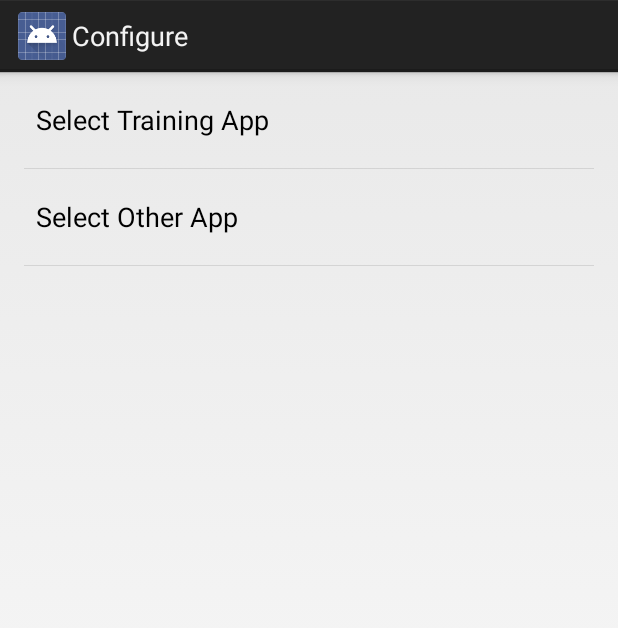
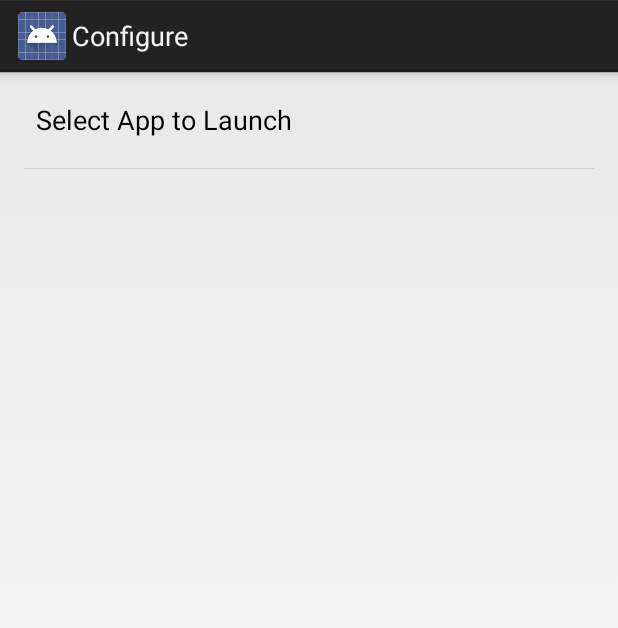
Before and after one commit to ismisepaul/trainingmode, an Android app: the screen it shows after launch (SettingsActivity), in the options menu, after a tap on "Configure", on a phone screen of 412 x 824 dp. Shown: the top 628 px of the screen. Run offline under Robolectric (Android 15) with nearby library versions, the phone set to English and light mode, and no system bars; 2 statements that could not run were skipped.

Commit message:
Testing sorting the preference list

```diff
--- a/app/src/main/java/ismisepaul/trainingmode/MainActivity.java
+++ b/app/src/main/java/ismisepaul/trainingmode/MainActivity.java
@@ -5,6 +5,7 @@ import android.app.KeyguardManager;
 import android.content.Context;
 import android.content.ContentResolver;
 import android.content.Intent;
+import android.content.SharedPreferences;
 import android.content.pm.ApplicationInfo;
 import android.content.pm.PackageManager;
 import android.net.ConnectivityManager;
@@ -139,9 +140,19 @@ public class MainActivity extends Activity {
             @Override
             public void onClick(View view) {
 
+                SharedPreferences pref = getSharedPreferences("pref_selectAppToLaunch", MODE_PRIVATE);
+                String test = pref.getString("pref_selectAppToLaunch", null);
+
+                Toast.makeText(getApplicationContext(), "The App is: "+ test,
+                        Toast.LENGTH_LONG).show();
+
+
+
+                /*
                 Intent LaunchIntent =
                         getPackageManager().getLaunchIntentForPackage("com.wahoofitness.fitness");
                 startActivity(LaunchIntent);
+                */
 
                 //com.strava
                 //com.mapmyride.android2
--- a/app/src/main/java/ismisepaul/trainingmode/SettingsActivity.java
+++ b/app/src/main/java/ismisepaul/trainingmode/SettingsActivity.java
@@ -8,8 +8,11 @@ import android.os.Bundle;
 import android.preference.ListPreference;
 import android.preference.Preference;
 import android.preference.PreferenceActivity;
+import android.util.Log;
 
 import java.util.ArrayList;
+import java.util.Arrays;
+import java.util.Collection;
 import java.util.Collections;
 import java.util.List;
 
@@ -18,85 +21,30 @@ public class SettingsActivity extends PreferenceActivity {
     public void onCreate(Bundle savedInstanceState) {
         super.onCreate(savedInstanceState);
         addPreferencesFromResource(R.xml.preferences);
-        //final ListPreference listPref_trainingApps =
-         //       (ListPreference) findPreference("pref_selectTrainingApp");
-        final ListPreference listPref_otherApps =
-                (ListPreference) findPreference("pref_selectOtherApp");
+        final ListPreference listPref_launchApp =
+                (ListPreference) findPreference("pref_selectAppToLaunch");
 
-        //required if no entries or entryValues in preferences.xml
-        //setListPrefTrainingApps(listPref_trainingApps, getApplicationContext());
-        setListPrefOtherApps(listPref_otherApps, getApplicationContext());
+        setListPrefLaunchApp(listPref_launchApp, getApplicationContext());
 
-        /*
-        listPref_trainingApps.setOnPreferenceClickListener(new Preference.OnPreferenceClickListener() {
+        listPref_launchApp.setOnPreferenceClickListener(new Preference.OnPreferenceClickListener() {
             @Override
             public boolean onPreferenceClick(Preference preference) {
-                setListPrefTrainingApps(listPref_trainingApps, getApplicationContext());
-                return false;
-            }
-        });
-        */
-        listPref_otherApps.setOnPreferenceClickListener(new Preference.OnPreferenceClickListener() {
-            @Override
-            public boolean onPreferenceClick(Preference preference) {
-                setListPrefOtherApps(listPref_otherApps, getApplicationContext());
+                setListPrefLaunchApp(listPref_launchApp, getApplicationContext());
+                return true;
 
-                String packageName = "com.wahoo.fitness";
-                String appName = "Wahoo Fitness";
-
-                TrainingModeDb db = new TrainingModeDb(SettingsActivity.this);
-                db.open();
-                db.create(packageName, appName);
-                db.close();
-
-                return false;
             }
         });
     }
 
-    /*
 
-    protected static void setListPrefTrainingApps(ListPreference listPreference, Context context) {
+    protected static void setListPrefLaunchApp(ListPreference listPreference, Context context) {
         final PackageManager pm = context.getPackageManager();
-        final String TAG = "Application";
         final int flags = PackageManager.GET_META_DATA |
                 PackageManager.GET_SHARED_LIBRARY_FILES;
 
         List<ApplicationInfo> packages = pm.getInstalledApplications(flags);
-        List<String> usr_installed_packages = new ArrayList<String>();
-
-        for (ApplicationInfo appInfo : packages) {
-            if ((appInfo.flags & ApplicationInfo.FLAG_SYSTEM) == 1) {
-                // System application
-            } else {
-                // User installed applications
-                String packageName = appInfo.packageName;
-                if(packageName == "com.wahoofitness.fitness") {
-                    String label = appInfo.loadLabel(context.getPackageManager()).toString();
-                    usr_installed_packages.add(label);
-                }
-            }
-
-        }
-
-        Collections.sort(usr_installed_packages);
-        CharSequence[] entries =
-                usr_installed_packages.toArray(new CharSequence[usr_installed_packages.size()]);
-        CharSequence[] entryValues =
-                usr_installed_packages.toArray(new CharSequence[usr_installed_packages.size()]);
-        listPreference.setEntries(entries);
-        listPreference.setEntryValues(entryValues);
-    }
-    */
-
-    protected static void setListPrefOtherApps(ListPreference listPreference, Context context) {
-        final PackageManager pm = context.getPackageManager();
-        final String TAG = "Application";
-        final int flags = PackageManager.GET_META_DATA |
-                PackageManager.GET_SHARED_LIBRARY_FILES;
-
-        List<ApplicationInfo> packages = pm.getInstalledApplications(flags);
-        List<String> usr_installed_packages = new ArrayList<String>();
+        List<String> array_app_names = new ArrayList<String>();
+        List<String> array_package_names = new ArrayList<String>();
 
         for (ApplicationInfo appInfo : packages) {
             if ((appInfo.flags & ApplicationInfo.FLAG_SYSTEM) == 1) {
@@ -104,8 +52,10 @@ public class SettingsActivity extends PreferenceActivity {
             } else {
                 // User installed applications
                 String label = appInfo.loadLabel(context.getPackageManager()).toString();
+                String packageName = appInfo.packageName;
                 if(label != null) {
-                    usr_installed_packages.add(label);
+                    array_app_names.add(label);
+                    array_package_names.add(packageName);
                 }
 
 
@@ -116,11 +66,31 @@ public class SettingsActivity extends PreferenceActivity {
 
         }
 
-        Collections.sort(usr_installed_packages);
+        String[] yo = array_app_names.toArray(new String[array_app_names.size()]);
+        String[] yoyo = array_package_names.toArray(new String[array_package_names.size()]);
+
+        for(int i=0; i < 1; i++){
+            for(int j=0; j < 10; j++){
+                Log.v(yo[j], yoyo[j]);
+            }
+
+        }
+
+        Arrays.sort(yo);
+
+        for(int i=0; i < 1; i++){
+            for(int j=0; j < 10; j++){
+                Log.d("Sorted: "+yo[j], yoyo[j]);
+            }
+
+        }
+
         CharSequence[] entries =
-                usr_installed_packages.toArray(new CharSequence[usr_installed_packages.size()]);
+                array_app_names.toArray(new CharSequence[array_app_names.size()]);
         CharSequence[] entryValues =
-                usr_installed_packages.toArray(new CharSequence[usr_installed_packages.size()]);
+                array_package_names.toArray(new CharSequence[array_package_names.size()]);
+
+
         listPreference.setEntries(entries);
         listPreference.setEntryValues(entryValues);
     }
--- a/app/src/main/res/values/strings.xml
+++ b/app/src/main/res/values/strings.xml
@@ -6,21 +6,7 @@
 
 
     <!--Settings menu preferences -->
-    <string name="pref_selectTrainingApp">Select Training App</string>
-    <string name="pref_selectOtherApp">Select Other App</string>
+    <string name="pref_selectAppToLaunch">Select App to Launch</string>
 
-    <string-array name="pref_selectTrainingApp_ents">
-        <item>MapMyRide</item>
-        <item>Strava</item>
-        <item>Wahoo Fitness</item>
-    </string-array>
-
-    <string-array name="pref_selectTrainingApp_entVal">
-        <item>0</item>
-        <item>1</item>
-        <item>2</item>
-    </string-array>
-
-    <string name="pref_selectTrainingApp_default">Wahoo Fitness</string>
 
 </resources>
--- a/app/src/main/res/xml/preferences.xml
+++ b/app/src/main/res/xml/preferences.xml
@@ -2,16 +2,8 @@
 
 <PreferenceScreen xmlns:android="http://schemas.android.com/apk/res/android">
     <ListPreference
-        android:key="pref_selectTrainingApp"
-        android:title="@string/pref_selectTrainingApp"
-        android:dialogTitle="@string/pref_selectTrainingApp"
-        android:entries="@array/pref_selectTrainingApp_ents"
-        android:entryValues="@array/pref_selectTrainingApp_entVal"
-        android:defaultValue="@string/pref_selectTrainingApp_default"
-        />
-    <ListPreference
-        android:key="pref_selectOtherApp"
-        android:title="@string/pref_selectOtherApp"
-        android:dialogTitle="@string/pref_selectOtherApp"
+        android:key="pref_selectAppToLaunch"
+        android:title="@string/pref_selectAppToLaunch"
+        android:dialogTitle="@string/pref_selectAppToLaunch"
     />
 </PreferenceScreen>
```
